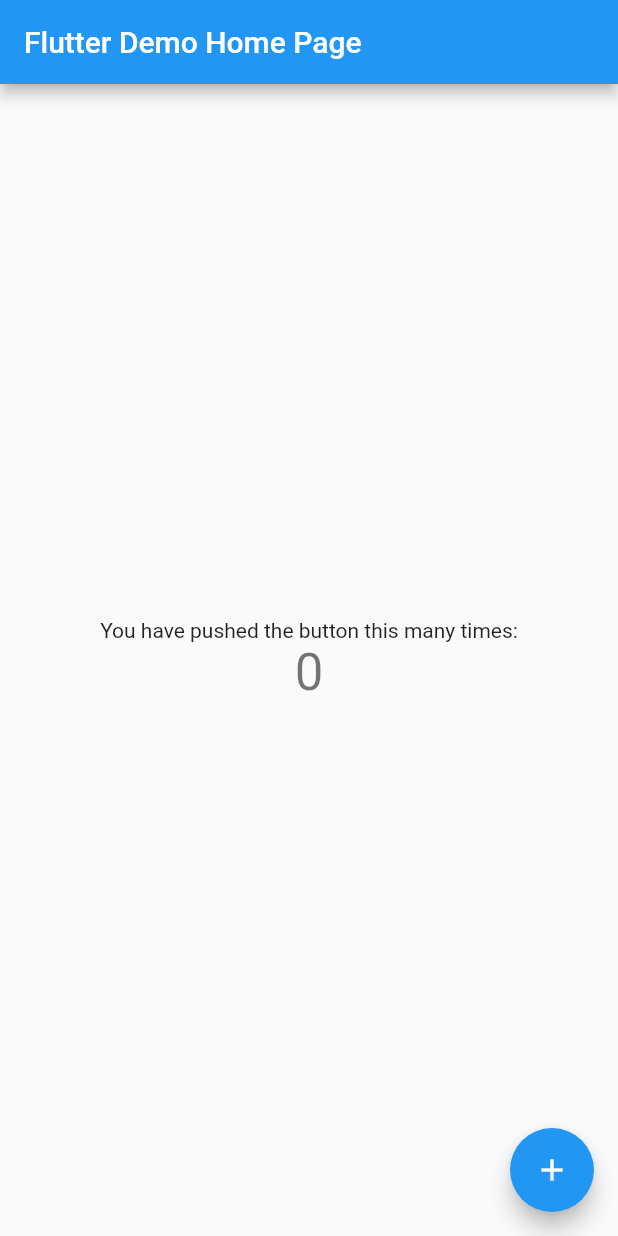
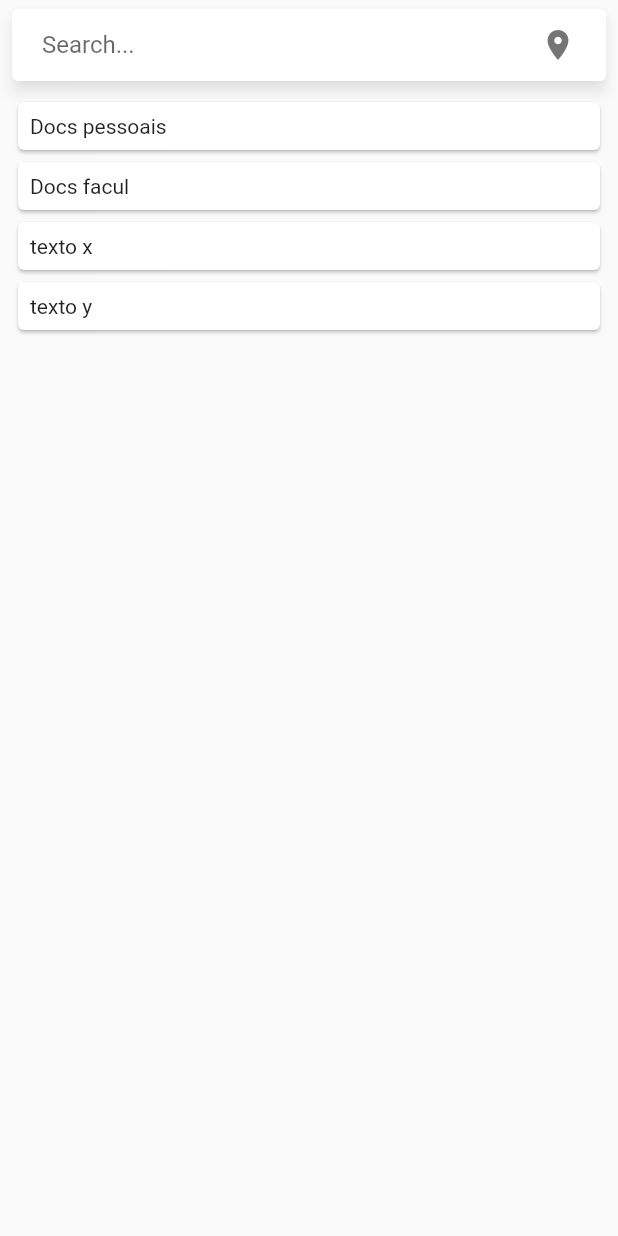
Before and after one commit to leonardoschluter/INE5433, a Flutter app: the screen it shows after launch, on a phone screen of 412 x 824 dp. Run offline on Flutter 3.47's test engine with Material 2 defaults, Android fonts, the phone set to English and light mode, and no system bars; drawn by our look-alikes of material_floating_search_bar.

Commit message:
Add Floating Search bar

```diff
--- a/drive_flutter/lib/main.dart
+++ b/drive_flutter/lib/main.dart
@@ -1,4 +1,5 @@
 import 'package:flutter/material.dart';
+import 'package:material_floating_search_bar/material_floating_search_bar.dart';
 
 void main() {
   runApp(MyApp());
@@ -9,17 +10,8 @@
   @override
   Widget build(BuildContext context) {
     return MaterialApp(
-      title: 'Flutter Demo',
+      title: 'Flutter Drive',
       theme: ThemeData(
-        // This is the theme of your application.
-        //
-        // Try running your application with "flutter run". You'll see the
-        // application has a blue toolbar. Then, without quitting the app, try
-        // changing the primarySwatch below to Colors.green and then invoke
-        // "hot reload" (press "r" in the console where you ran "flutter run",
-        // or simply save your changes to "hot reload" in a Flutter IDE).
-        // Notice that the counter didn't reset back to zero; the application
-        // is not restarted.
         primarySwatch: Colors.blue,
       ),
       home: MyHomePage(title: 'Flutter Demo Home Page'),
@@ -61,53 +53,90 @@
 
   @override
   Widget build(BuildContext context) {
-    // This method is rerun every time setState is called, for instance as done
-    // by the _incrementCounter method above.
-    //
-    // The Flutter framework has been optimized to make rerunning build methods
-    // fast, so that you can just rebuild anything that needs updating rather
-    // than having to individually change instances of widgets.
-    return Scaffold(
-      appBar: AppBar(
-        // Here we take the value from the MyHomePage object that was created by
-        // the App.build method, and use it to set our appbar title.
-        title: Text(widget.title),
+    return SafeArea(
+        child: Scaffold(
+      // This is handled by the search bar itself.
+      resizeToAvoidBottomInset: false,
+      body: Stack(
+        fit: StackFit.expand,
+        children: [
+          buildFloatingSearchBar(),
+          buildDocumentList(),
+        ],
       ),
-      body: Center(
-        // Center is a layout widget. It takes a single child and positions it
-        // in the middle of the parent.
+    ));
+  }
+
+  Widget buildDocumentList() {
+    final List<String> docs = List.of(['Docs pessoais', 'Docs facul', 'texto x', 'texto y']);
+
+    return Padding(
+        padding: const EdgeInsets.fromLTRB(8, 64, 8, 8),
         child: Column(
-          // Column is also a layout widget. It takes a list of children and
-          // arranges them vertically. By default, it sizes itself to fit its
-          // children horizontally, and tries to be as tall as its parent.
-          //
-          // Invoke "debug painting" (press "p" in the console, choose the
-          // "Toggle Debug Paint" action from the Flutter Inspector in Android
-          // Studio, or the "Toggle Debug Paint" command in Visual Studio Code)
-          // to see the wireframe for each widget.
-          //
-          // Column has various properties to control how it sizes itself and
-          // how it positions its children. Here we use mainAxisAlignment to
-          // center the children vertically; the main axis here is the vertical
-          // axis because Columns are vertical (the cross axis would be
-          // horizontal).
-          mainAxisAlignment: MainAxisAlignment.center,
-          children: <Widget>[
-            Text(
-              'You have pushed the button this many times:',
+          mainAxisAlignment: MainAxisAlignment.start,
+          children: docs
+              .map(
+                (e) => Card(
+                  child: Container(
+                      width: double.infinity,
+                      child: Padding(
+                        padding: const EdgeInsets.all(8),
+                        child: Text(e),
+                      )),
+                ),
+              )
+              .toList(),
+        ));
+  }
+
+  Widget buildFloatingSearchBar() {
+    final isPortrait =
+        MediaQuery.of(context).orientation == Orientation.portrait;
+
+    return FloatingSearchBar(
+      hint: 'Search...',
+      scrollPadding: const EdgeInsets.only(top: 16, bottom: 56),
+      transitionDuration: const Duration(milliseconds: 800),
+      transitionCurve: Curves.easeInOut,
+      physics: const BouncingScrollPhysics(),
+      axisAlignment: isPortrait ? 0.0 : -1.0,
+      openAxisAlignment: 0.0,
+      width: isPortrait ? 600 : 500,
+      debounceDelay: const Duration(milliseconds: 500),
+      onQueryChanged: (query) {
+        // Call your model, bloc, controller here.
+      },
+      // Specify a custom transition to be used for
+      // animating between opened and closed stated.
+      transition: CircularFloatingSearchBarTransition(),
+      actions: [
+        FloatingSearchBarAction(
+          showIfOpened: false,
+          child: CircularButton(
+            icon: const Icon(Icons.place),
+            onPressed: () {},
+          ),
+        ),
+        FloatingSearchBarAction.searchToClear(
+          showIfClosed: false,
+        ),
+      ],
+      builder: (context, transition) {
+        return ClipRRect(
+          borderRadius: BorderRadius.circular(8),
+          child: Material(
+            color: Colors.white,
+            elevation: 4.0,
+            // TODO  build recent search history
+            child: Column(
+              mainAxisSize: MainAxisSize.min,
+              children: Colors.accents.map((color) {
+                return Container(height: 112, color: color);
+              }).toList(),
             ),
-            Text(
-              '$_counter',
-              style: Theme.of(context).textTheme.headline4,
-            ),
-          ],
-        ),
-      ),
-      floatingActionButton: FloatingActionButton(
-        onPressed: _incrementCounter,
-        tooltip: 'Increment',
-        child: Icon(Icons.add),
-      ), // This trailing comma makes auto-formatting nicer for build methods.
+          ),
+        );
+      },
     );
   }
 }
```
